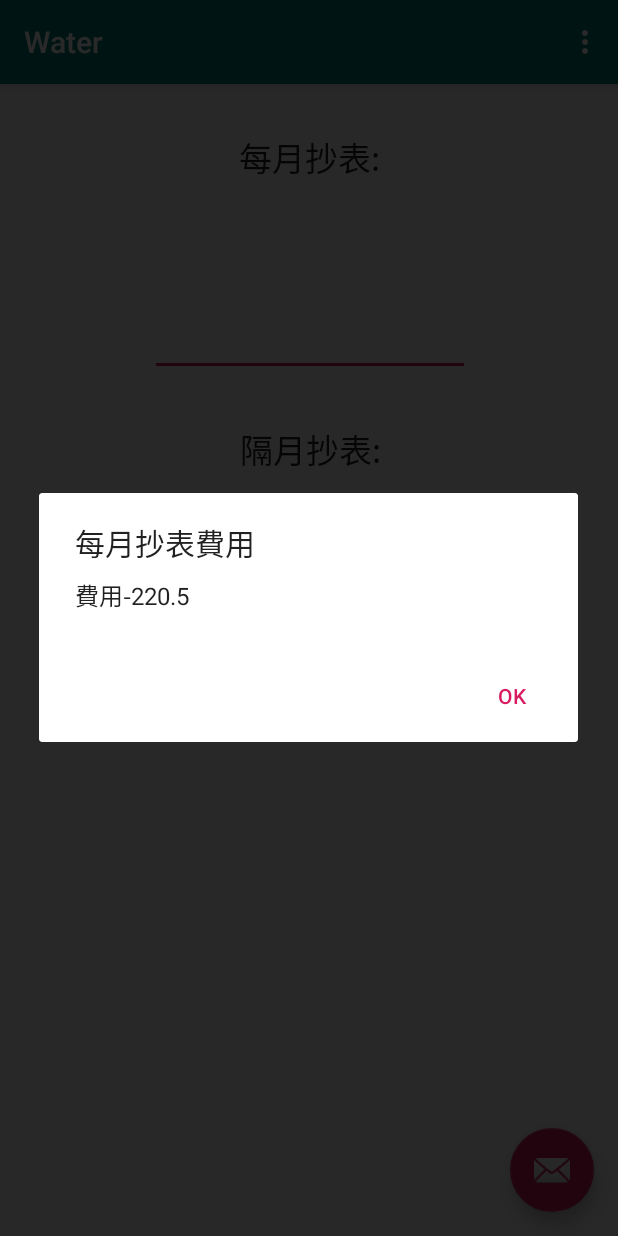
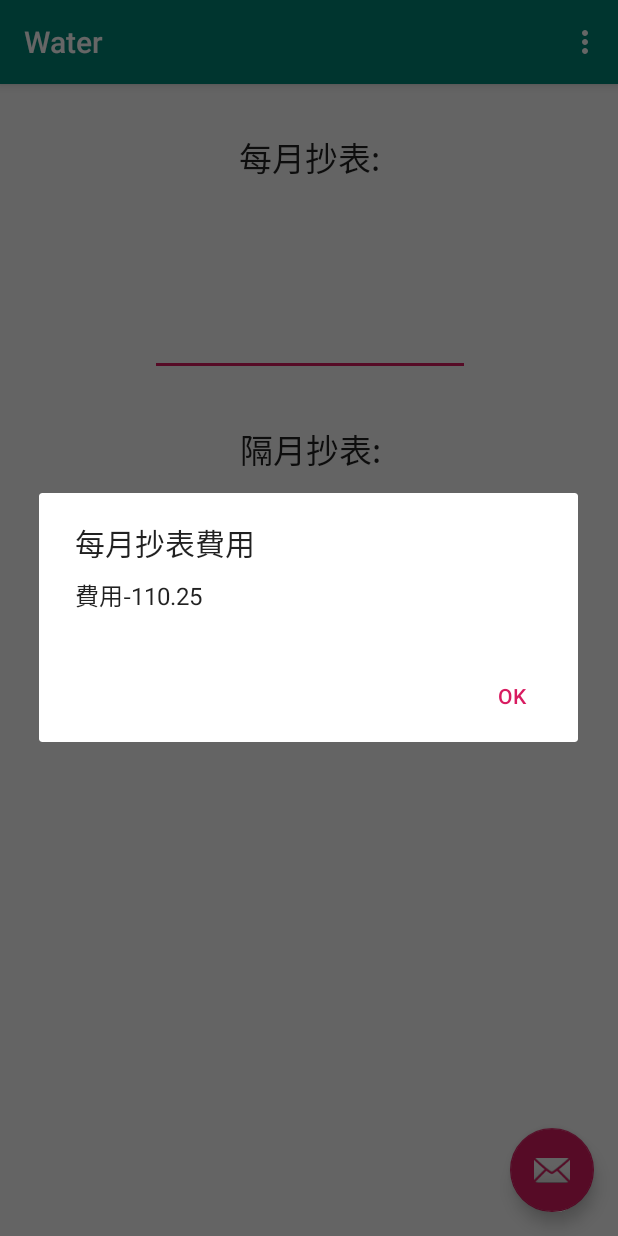
Before and after one commit to lincindiawang/MidTest, an Android app: the screen it shows after launch (MainActivity), after a tap on "計算", on a phone screen of 412 x 824 dp. Run offline under Robolectric (Android 15) with nearby library versions, the phone set to English and light mode, and no system bars; 2 statements that could not run were skipped.

Commit message:
1112 1st

```diff
--- a/app/src/main/java/com/fju/water/MainActivity.java
+++ b/app/src/main/java/com/fju/water/MainActivity.java
@@ -3,12 +3,13 @@ package com.fju.water;
 import android.os.Bundle;
 
 import com.google.android.material.floatingactionbutton.FloatingActionButton;
-import com.google.android.material.snackbar.Snackbar;
 
 import androidx.appcompat.app.AlertDialog;
 import androidx.appcompat.app.AppCompatActivity;
 import androidx.appcompat.widget.Toolbar;
+import androidx.core.util.TimeUtils;
 
+import android.text.TextUtils;
 import android.view.View;
 import android.view.Menu;
 import android.view.MenuItem;
@@ -25,8 +26,8 @@ public class MainActivity extends AppCompatActivity {
         setContentView(R.layout.activity_main);
         Toolbar toolbar = findViewById(R.id.toolbar);
         setSupportActionBar(toolbar);
-        month = findViewById(R.id.edit_month);
-        next = findViewById(R.id.edit_next);
+        month = findViewById(R.id.month);
+        next = findViewById(R.id.next);
 
         FloatingActionButton fab = findViewById(R.id.fab);
         fab.setOnClickListener(new View.OnClickListener() {
@@ -38,77 +39,61 @@ public class MainActivity extends AppCompatActivity {
         });
     }
     public void Btn(View view){
+
         Double total;
         float mon = Integer.parseInt(String.valueOf(month.getText().toString()));
+        float nex = Integer.parseInt(String.valueOf(next.getText().toString()));
+        if (TextUtils.isEmpty(month.getText().toString())){
 
 
+            if(mon >= 1 && mon<=10 ){
+                total = mon *7.35;
 
-        if(mon >= 1 && mon<=10 ){
-            total = mon *7.35;
+            }else if (mon>=11 && mon<=30){
+                total = (mon * 9.45)-21;
+
+            }else if (mon>=31 && mon>=50){
+                total = (mon*11.55)-84;
+
+            }else {
+                total = (mon*12.075)-110.25;
 
 
+            }
             new AlertDialog.Builder(MainActivity.this)
                     .setTitle("每月抄表費用")
                     .setMessage("費用" + total )
                     .setPositiveButton("OK",null)
                     .show();
-        }else if (mon>=11 && mon<=30){
-            total = (mon * 9.45)-21;
-            new AlertDialog.Builder(MainActivity.this)
-                    .setTitle("每月抄表費用")
-                    .setMessage("費用" + total)
-                    .setPositiveButton("OK",null)
-                    .show();
-        }else if (mon>=31 && mon>=50){
-            total = (mon*11.55)-84;
-            new AlertDialog.Builder(MainActivity.this)
-                    .setTitle("每月抄表費用")
-                    .setMessage("費用" + total)
-                    .setPositiveButton("OK",null)
-                    .show();
         }else {
-            total = (mon*12.075)-110.25;
-            new AlertDialog.Builder(MainActivity.this)
-                    .setTitle("每月抄表費用")
-                    .setMessage("費用" + total)
-                    .setPositiveButton("OK",null)
-                    .show();
+            if (!TextUtils.isEmpty(next.getText().toString())){
+
+
+                if (nex >=1  &&nex<=20){
+                    total = nex*7.35;
+
+                }else if (nex>=21&& nex<=60){
+                    total= (nex*9.45)-42;
+
+                }else if (nex>=61&&nex<=100){
+                    total =(nex*11.55)-168;
+
+                }else {
+                    total=(nex*12.075)-220.5;
+
+                }
+                new AlertDialog.Builder(MainActivity.this)
+                        .setTitle("隔月抄表費用")
+                        .setMessage("費用" + total)
+                        .setPositiveButton("OK",null)
+                        .show();
+            }
 
         }
-
-        Double totaln;
-        float nex = Integer.parseInt(String.valueOf(next.getText().toString()));
-        if (nex >=1  &&nex<=20){
-            totaln = nex*7.35;
-            new AlertDialog.Builder(MainActivity.this)
-                    .setTitle("每月抄表費用")
-                    .setMessage("費用" + totaln)
-                    .setPositiveButton("OK",null)
-                    .show();
-        }else if (nex>=21&& nex<=60){
-            totaln= (nex*9.45)-42;
-            new AlertDialog.Builder(MainActivity.this)
-                    .setTitle("每月抄表費用")
-                    .setMessage("費用" + totaln)
-                    .setPositiveButton("OK",null)
-                    .show();
-        }else if (nex>=61&&nex<=100){
-            totaln =(nex*11.55)-168;
-            new AlertDialog.Builder(MainActivity.this)
-                    .setTitle("每月抄表費用")
-                    .setMessage("費用" + totaln)
-                    .setPositiveButton("OK",null)
-                    .show();
-        }else {
-            totaln=(nex*12.075)-220.5;
-            new AlertDialog.Builder(MainActivity.this)
-                    .setTitle("每月抄表費用")
-                    .setMessage("費用" + totaln)
-                    .setPositiveButton("OK",null)
-                    .show();
         }
 
-    }
+
+
 
     @Override
     public boolean onCreateOptionsMenu(Menu menu) {
--- a/app/src/main/res/layout/content_main.xml
+++ b/app/src/main/res/layout/content_main.xml
@@ -20,7 +20,7 @@
         app:layout_constraintTop_toTopOf="parent" />
 
     <EditText
-        android:id="@+id/edit_month"
+        android:id="@+id/month"
         android:layout_width="wrap_content"
         android:layout_height="wrap_content"
         android:layout_marginTop="84dp"
@@ -37,12 +37,12 @@
         android:layout_marginTop="32dp"
         android:text="隔月抄表:"
         android:textAppearance="@style/TextAppearance.AppCompat.Large"
-        app:layout_constraintEnd_toEndOf="@+id/edit_month"
-        app:layout_constraintStart_toStartOf="@+id/edit_month"
-        app:layout_constraintTop_toBottomOf="@+id/edit_month" />
+        app:layout_constraintEnd_toEndOf="@+id/month"
+        app:layout_constraintStart_toStartOf="@+id/month"
+        app:layout_constraintTop_toBottomOf="@+id/month" />
 
     <EditText
-        android:id="@+id/edit_next"
+        android:id="@+id/next"
         android:layout_width="wrap_content"
         android:layout_height="wrap_content"
         android:layout_marginTop="32dp"
@@ -59,8 +59,8 @@
         android:layout_marginTop="32dp"
         android:onClick="Btn"
         android:text="計算"
-        app:layout_constraintEnd_toEndOf="@+id/edit_next"
-        app:layout_constraintStart_toStartOf="@+id/edit_next"
-        app:layout_constraintTop_toBottomOf="@+id/edit_next" />
+        app:layout_constraintEnd_toEndOf="@+id/next"
+        app:layout_constraintStart_toStartOf="@+id/next"
+        app:layout_constraintTop_toBottomOf="@+id/next" />
 
 </androidx.constraintlayout.widget.ConstraintLayout>
```
